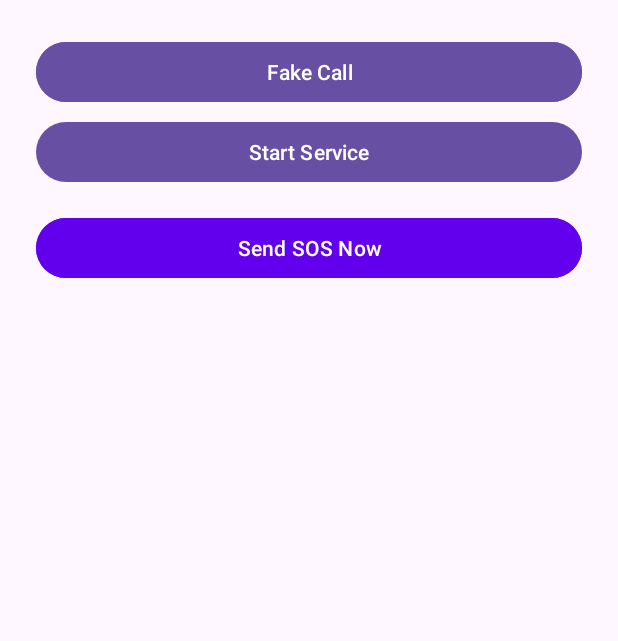
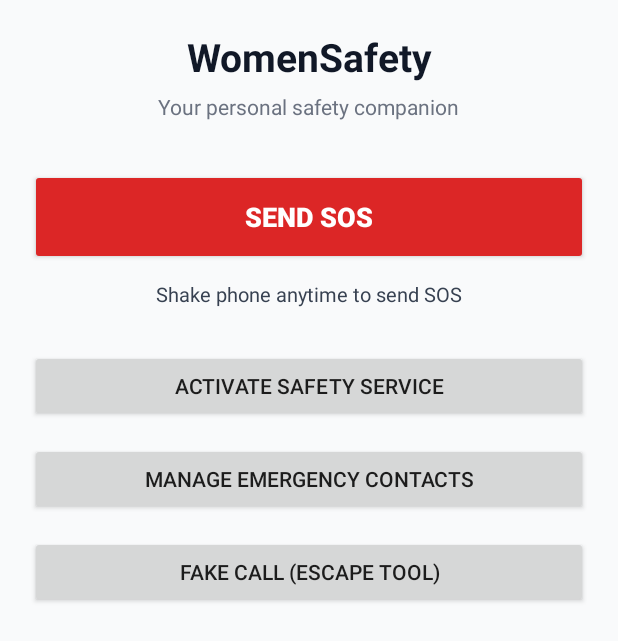
Before and after one commit to Shikhar1206/WomenSafety, an Android app built with Jetpack Compose: the screen it shows after launch (MainActivity), on a phone screen of 412 x 824 dp. Shown: the top 641 px of the screen. Run offline under Robolectric (Android 15) with nearby library versions, the phone set to English and light mode, and no system bars.

Commit message:
Errors fixed

```diff
--- a/app/src/main/AndroidManifest.xml
+++ b/app/src/main/AndroidManifest.xml
@@ -13,7 +13,7 @@
     <application
         android:allowBackup="true"
         android:label="@string/app_name"
-        android:theme="@style/Theme.Material3.DayNight.NoActionBar">
+        android:theme="@style/Theme.WomenSafety">
 
         <activity
             android:name=".ui.MainActivity"
--- a/app/src/main/java/com/example/womensafety/MainActivity.kt
+++ b/app/src/main/java/com/example/womensafety/MainActivity.kt
@@ -44,6 +44,11 @@ class MainActivity : AppCompatActivity() {
             )
         }
 
+        ContextCompat.startForegroundService(
+            this,
+            Intent(this, EmergencyService::class.java)
+        )
+
     }
 
     private fun requestPermissions() {
--- a/app/src/main/java/com/example/womensafety/contacts/ContactsActivity.kt
+++ b/app/src/main/java/com/example/womensafety/contacts/ContactsActivity.kt
@@ -4,6 +4,7 @@ import android.os.Bundle
 import androidx.appcompat.app.AppCompatActivity
 import androidx.lifecycle.lifecycleScope
 import com.example.womensafety.databinding.ActivityContactsBinding
+import com.example.womensafety.room.AppDatabase
 import com.example.womensafety.room.EmergencyContactEntity
 import kotlinx.coroutines.launch
 
--- a/app/src/main/java/com/example/womensafety/receiver/BatteryReceiver.kt
+++ b/app/src/main/java/com/example/womensafety/receiver/BatteryReceiver.kt
@@ -5,8 +5,8 @@ import android.content.Context
 import android.content.Intent
 import android.os.BatteryManager
 import android.util.Log
-import com.example.womensafety.util.LocationHelper
-import com.example.womensafety.util.SmsUtil
+//import com.example.womensafety.util.LocationHelper
+//import com.example.womensafety.util.SmsUtil
 
 class BatteryReceiver : BroadcastReceiver() {
 
--- a/app/src/main/java/com/example/womensafety/room/ContactDao.kt
+++ b/app/src/main/java/com/example/womensafety/room/ContactDao.kt
@@ -12,6 +12,6 @@ interface ContactDao {
     @Query("SELECT * FROM emergency_contacts")
     suspend fun getAll(): List<EmergencyContactEntity>
 
-    @Query("DELETE FROM emergency_contacts")
-    suspend fun deleteAll()
+//    @Query("DELETE FROM emergency_contacts")
+//    suspend fun deleteAll()
 }
--- a/app/src/main/java/com/example/womensafety/service/EmergencyService.kt
+++ b/app/src/main/java/com/example/womensafety/service/EmergencyService.kt
@@ -10,8 +10,8 @@ import android.os.Build
 import android.os.IBinder
 import androidx.core.app.NotificationCompat
 import com.example.womensafety.sensor.ShakeDetector
-import com.example.womensafety.util.LocationHelper
-import com.example.womensafety.util.SmsUtil
+//import com.example.womensafety.util.LocationHelper
+//import com.example.womensafety.util.SmsUtil
 
 class EmergencyService : Service() {
 
--- a/app/src/main/res/layout/activity_main.xml
+++ b/app/src/main/res/layout/activity_main.xml
@@ -1,60 +1,91 @@
 <?xml version="1.0" encoding="utf-8"?>
-<androidx.constraintlayout.widget.ConstraintLayout xmlns:android="http://schemas.android.com/apk/res/android"
+<androidx.constraintlayout.widget.ConstraintLayout
+    xmlns:android="http://schemas.android.com/apk/res/android"
     xmlns:app="http://schemas.android.com/apk/res-auto"
-    xmlns:tools="http://schemas.android.com/tools"
     android:layout_width="match_parent"
     android:layout_height="match_parent"
-    tools:context=".ui.MainActivity"
-    android:padding="24dp">
+    android:background="#F9FAFB"
+    android:padding="20dp">
 
     <TextView
         android:id="@+id/tvTitle"
-        android:layout_width="167dp"
-        android:layout_height="29dp"
+        android:layout_width="wrap_content"
+        android:layout_height="wrap_content"
         android:text="WomenSafety"
-        android:textSize="24sp"
+        android:textSize="26sp"
         android:textStyle="bold"
-        app:layout_constraintEnd_toEndOf="parent"
+        android:textColor="#111827"
+        app:layout_constraintTop_toTopOf="parent"
         app:layout_constraintStart_toStartOf="parent"
-        app:layout_constraintTop_toTopOf="parent" />
+        app:layout_constraintEnd_toEndOf="parent"/>
+
+    <TextView
+        android:id="@+id/tvSubtitle"
+        android:layout_width="wrap_content"
+        android:layout_height="wrap_content"
+        android:text="Your personal safety companion"
+        android:textSize="14sp"
+        android:textColor="#6B7280"
+        android:layout_marginTop="6dp"
+        app:layout_constraintTop_toBottomOf="@id/tvTitle"
+        app:layout_constraintStart_toStartOf="parent"
+        app:layout_constraintEnd_toEndOf="parent"/>
+
+    <!-- SOS Button (Primary Action) -->
+    <Button
+        android:id="@+id/btnSOS"
+        android:layout_width="0dp"
+        android:layout_height="64dp"
+        android:text="SEND SOS"
+        android:textSize="18sp"
+        android:textStyle="bold"
+        android:textColor="@android:color/white"
+        android:backgroundTint="#DC2626"
+        android:layout_marginTop="32dp"
+        app:layout_constraintTop_toBottomOf="@id/tvSubtitle"
+        app:layout_constraintStart_toStartOf="parent"
+        app:layout_constraintEnd_toEndOf="parent"/>
+
+    <TextView
+        android:id="@+id/tvHint"
+        android:layout_width="wrap_content"
+        android:layout_height="wrap_content"
+        android:text="Shake phone anytime to send SOS"
+        android:textSize="13sp"
+        android:textColor="#374151"
+        android:layout_marginTop="10dp"
+        app:layout_constraintTop_toBottomOf="@id/btnSOS"
+        app:layout_constraintStart_toStartOf="parent"
+        app:layout_constraintEnd_toEndOf="parent"/>
 
     <Button
         android:id="@+id/btnStartService"
         android:layout_width="0dp"
         android:layout_height="wrap_content"
-        android:text="Start Service"
-        app:layout_constraintTop_toBottomOf="@id/tvTitle"
+        android:text="Activate Safety Service"
+        android:layout_marginTop="28dp"
+        app:layout_constraintTop_toBottomOf="@id/tvHint"
         app:layout_constraintStart_toStartOf="parent"
-        app:layout_constraintEnd_toEndOf="parent"
-        android:layout_marginTop="24dp" />
-
-
-    <Button
-        android:id="@+id/btnSOS"
-        android:layout_width="0dp"
-        android:layout_height="wrap_content"
-        android:text="Send SOS Now"
-        app:layout_constraintTop_toBottomOf="@id/btnStartService"
-        app:layout_constraintStart_toStartOf="parent"
-        app:layout_constraintEnd_toEndOf="parent"
-        android:layout_marginTop="16dp"
-        android:backgroundTint="@color/purple_500"
-        android:textColor="@android:color/white"/>
+        app:layout_constraintEnd_toEndOf="parent"/>
 
     <Button
         android:id="@+id/btnContacts"
-        android:layout_width="match_parent"
+        android:layout_width="0dp"
         android:layout_height="wrap_content"
         android:text="Manage Emergency Contacts"
-        tools:layout_editor_absoluteX="24dp"
-        tools:layout_editor_absoluteY="248dp" />
+        android:layout_marginTop="14dp"
+        app:layout_constraintTop_toBottomOf="@id/btnStartService"
+        app:layout_constraintStart_toStartOf="parent"
+        app:layout_constraintEnd_toEndOf="parent"/>
 
     <Button
         android:id="@+id/btnFakeCall"
-        android:layout_width="match_parent"
+        android:layout_width="0dp"
         android:layout_height="wrap_content"
-        android:text="Fake Call"
-        tools:layout_editor_absoluteX="24dp"
-        tools:layout_editor_absoluteY="184dp" />
+        android:text="Fake Call (Escape Tool)"
+        android:layout_marginTop="14dp"
+        app:layout_constraintTop_toBottomOf="@id/btnContacts"
+        app:layout_constraintStart_toStartOf="parent"
+        app:layout_constraintEnd_toEndOf="parent"/>
 
 </androidx.constraintlayout.widget.ConstraintLayout>
--- a/app/src/main/res/values/themes.xml
+++ b/app/src/main/res/values/themes.xml
@@ -1,5 +1,7 @@
-<?xml version="1.0" encoding="utf-8"?>
 <resources>
 
-    <style name="Theme.WomenSafety" parent="android:Theme.Material.Light.NoActionBar" />
+    <style name="Theme.WomenSafety" parent="Theme.AppCompat.Light.NoActionBar">
+        <!-- Customize if needed -->
+    </style>
+
 </resources>
```
Also changed, not shown: app/build.gradle.kts (+47 -4 lines), app/src/main/java/com/example/womensafety/FakeCall/FakeCallActivity.kt (+11 -0 lines), app/src/main/java/com/example/womensafety/room/AppDatabase.kt (+77 -6 lines), app/src/main/java/com/example/womensafety/util/LocationHelper.kt (+48 -18 lines), app/src/main/java/com/example/womensafety/util/SmsUtil.kt (+54 -11 lines), app/src/main/res/layout/activity_fake_call.xml (+63 -12 lines).
